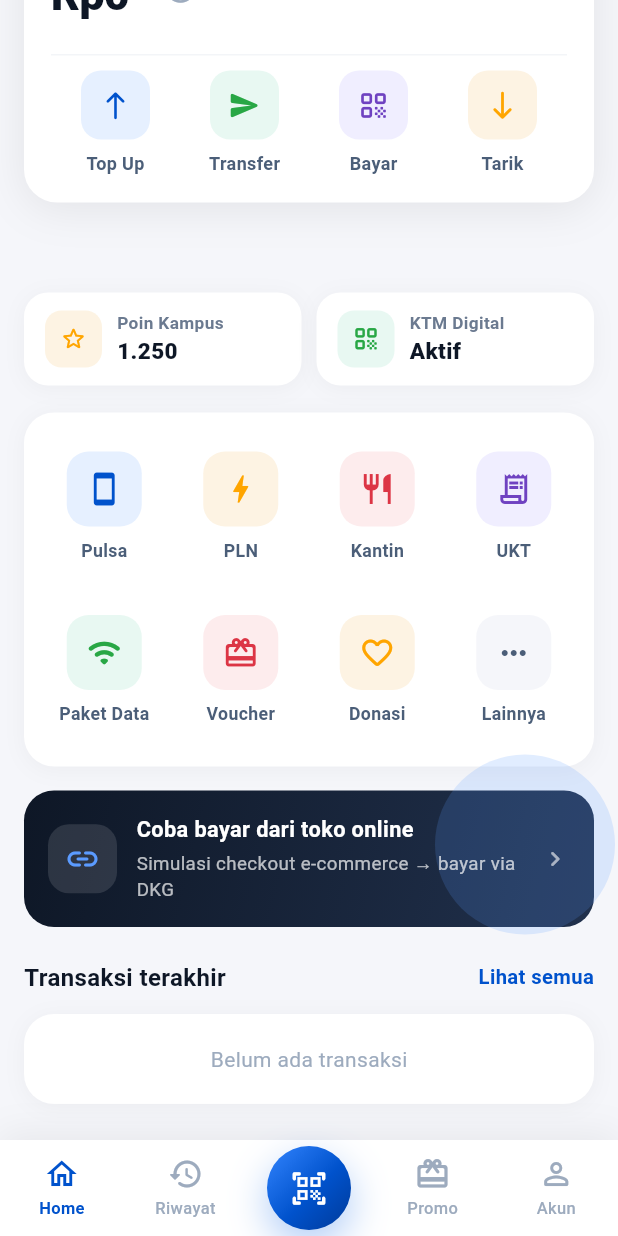
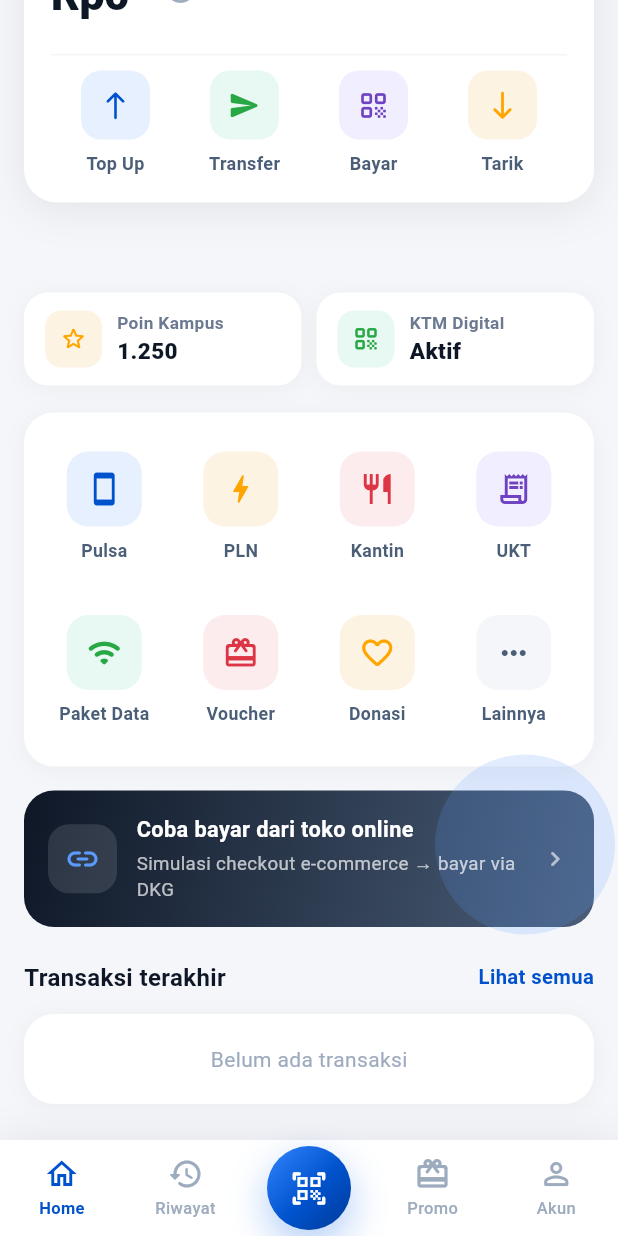
Before and after one commit to dzikribdr/dompet_kampus, a Flutter app: the HomePage screen opened by its route, scrolled down 193 dp, on a phone screen of 412 x 824 dp. Run offline on Flutter 3.47's test engine with Material 3 defaults, Android fonts, the phone set to English and light mode, and no system bars; our stand-ins replace app_links, dio, equatable, firebase_auth, firebase_core, flutter_bloc and 6 more; missing offline and left inert: local_auth_android, mobile_scanner; accounts and stored records are empty; network calls fail; Roboto replaces fonts that are missing (PlusJakartaSans).

Commit message:
Ganti warna gradient banner deeplink dari hex hardcoded ke AppColors.ink/slate600

```diff
--- a/lib/presentation/pages/home/home_page.dart
+++ b/lib/presentation/pages/home/home_page.dart
@@ -416,7 +416,7 @@ class _HomePageState extends State<HomePage> {
           gradient: const LinearGradient(
             begin: Alignment.topLeft,
             end: Alignment.bottomRight,
-            colors: [Color(0xFF0E1726), Color(0xFF21314D)],
+            colors: [AppColors.ink, AppColors.slate600],
           ),
           borderRadius: BorderRadius.circular(20),
         ),
```
